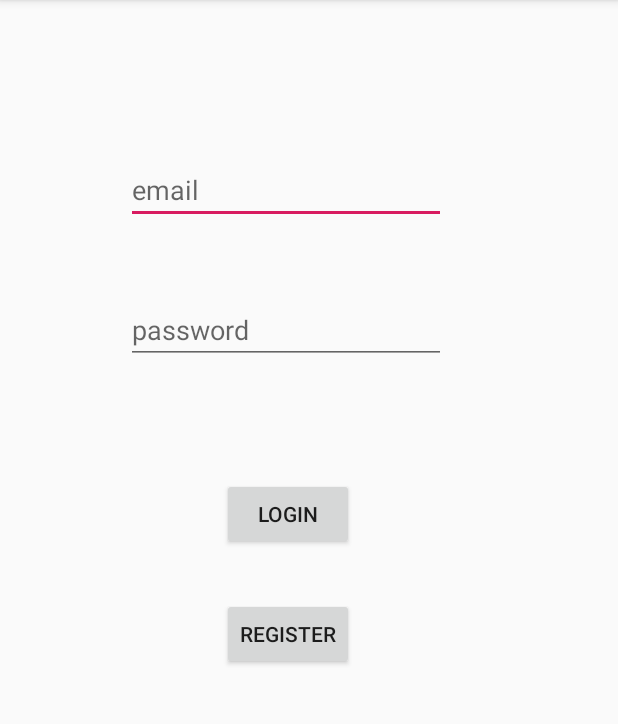
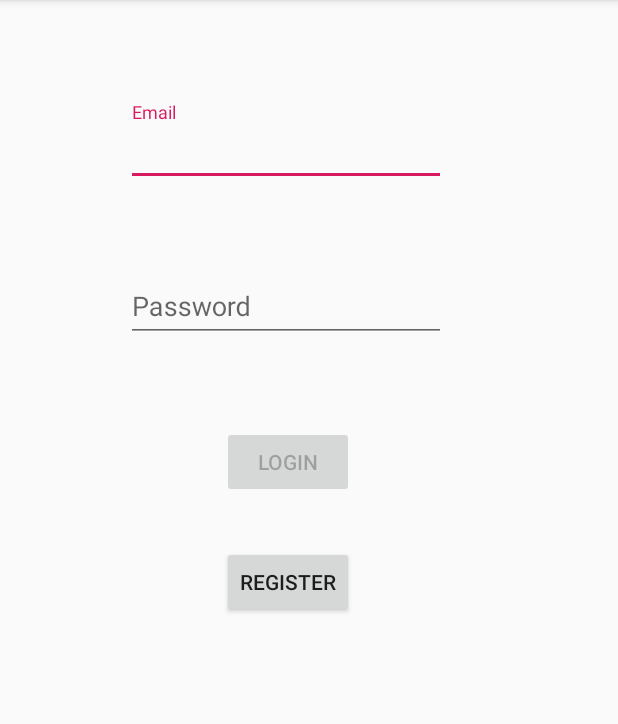
Before and after one commit to Davidgimenez1997/PlanFit, an Android app: the screen it shows after launch (FirstActivity), on a phone screen of 412 x 824 dp, the part 84-808 px from its top. Run offline under Robolectric (Android 15) with nearby library versions, the phone set to English and light mode, and no system bars; our stand-ins replace Firebase (no records; nobody signed in at launch, a user with empty details on screens opened directly).

Commit message:
Login y Registro

```diff
--- a/app/build.gradle
+++ b/app/build.gradle
@@ -32,6 +32,8 @@ dependencies {
     androidTestImplementation 'com.android.support.test:runner:1.0.2'
     androidTestImplementation 'com.android.support.test.espresso:espresso-core:3.0.2'
 
+    implementation 'com.android.support:design:28.0.0'
+
     implementation 'com.google.firebase:firebase-core:16.0.6'
     implementation 'com.google.firebase:firebase-auth:16.1.0'
     implementation 'com.google.firebase:firebase-auth:16.0.1'
--- a/app/src/main/java/com/utad/david/planfit/Fragments/RegisterFragment.java
+++ b/app/src/main/java/com/utad/david/planfit/Fragments/RegisterFragment.java
@@ -49,6 +49,8 @@ public class RegisterFragment extends Fragment {
         findViewById(view);
         onClickButtonBack();
         onClickButtonContinue();
+        emailRegister.setText("");
+        passwordRegister.setText("");
 
         return view;
     }
@@ -105,7 +107,6 @@ public class RegisterFragment extends Fragment {
 
 
     public interface OnFragmentInteractionListener {
-        // TODO: Update argument type and name
         void clickButtonContinue(String emailRegister,String passwordRegister);
         void clickButtonBack();
     }
--- a/app/src/main/res/layout/fragment_login.xml
+++ b/app/src/main/res/layout/fragment_login.xml
@@ -9,36 +9,53 @@
             android:layout_width="match_parent"
             android:layout_height="match_parent">
 
+        <android.support.design.widget.TextInputLayout
+                android:layout_width="wrap_content"
+                android:layout_height="wrap_content"
+                android:layout_marginTop="68dp"
+                app:layout_constraintTop_toTopOf="parent" app:layout_constraintStart_toStartOf="parent"
+                android:layout_marginStart="84dp" android:id="@+id/textInputLayout">
+
             <EditText
                     android:layout_width="wrap_content"
                     android:layout_height="wrap_content"
                     android:inputType="textEmailAddress"
                     android:ems="10"
-                android:hint="email"
-                android:id="@+id/emailLogin" android:layout_marginTop="104dp"
-                app:layout_constraintTop_toTopOf="parent" android:layout_marginStart="84dp"
-                app:layout_constraintStart_toStartOf="parent"/>
+                    android:hint="@string/email"
+                    android:id="@+id/emailLogin"/>
+        </android.support.design.widget.TextInputLayout>
+
+        <android.support.design.widget.TextInputLayout
+                android:layout_width="wrap_content"
+                android:layout_height="wrap_content"
+                android:layout_marginTop="48dp"
+                app:layout_constraintTop_toBottomOf="@+id/textInputLayout" app:layout_constraintStart_toStartOf="parent"
+                android:layout_marginStart="84dp" android:id="@+id/textInputLayout2">
+
             <EditText
                     android:layout_width="wrap_content"
                     android:layout_height="wrap_content"
                     android:inputType="textPassword"
                     android:ems="10"
-                android:hint="password"
-                android:id="@+id/passwordLogin" android:layout_marginTop="48dp"
-                app:layout_constraintTop_toBottomOf="@+id/emailLogin" android:layout_marginStart="84dp"
+                    android:hint="@string/password"
+                    android:id="@+id/passwordLogin"/>
+        </android.support.design.widget.TextInputLayout>
+
+        <Button
+                android:text="@string/login"
+                android:layout_width="wrap_content"
+                android:layout_height="wrap_content"
+                android:enabled="false"
+                android:id="@+id/buttonLogin"
+                android:layout_marginTop="56dp"
+                app:layout_constraintTop_toBottomOf="@+id/textInputLayout2" android:layout_marginStart="148dp"
                 app:layout_constraintStart_toStartOf="parent"/>
         <Button
-                android:text="Login"
+                android:text="@string/register"
                 android:layout_width="wrap_content"
                 android:layout_height="wrap_content"
-                android:id="@+id/buttonLogin" app:layout_constraintStart_toStartOf="parent"
-                android:layout_marginStart="148dp" android:layout_marginTop="76dp"
-                app:layout_constraintTop_toBottomOf="@+id/passwordLogin"/>
-        <Button
-                android:text="Register"
-                android:layout_width="wrap_content"
-                android:layout_height="wrap_content"
-                android:id="@+id/buttonRegister" android:layout_marginTop="32dp"
+                android:id="@+id/buttonRegister"
+                android:layout_marginTop="32dp"
                 app:layout_constraintTop_toBottomOf="@+id/buttonLogin" app:layout_constraintStart_toStartOf="parent"
                 android:layout_marginStart="148dp"/>
     </android.support.constraint.ConstraintLayout>
--- a/app/src/main/res/values/strings.xml
+++ b/app/src/main/res/values/strings.xml
@@ -1,6 +1,10 @@
 <resources>
     <string name="app_name">PlanFit</string>
+    <string name="email">Email</string>
+    <string name="password">Password</string>
+    <string name="login">Login</string>
+    <string name="register">Register</string>
 
-    <!-- TODO: Remove or change this placeholder text -->
-    <string name="hello_blank_fragment">Hello blank fragment</string>
+    <string name="err_email">incorrect e-mail</string>
+    <string name="err_password">password must have 6 characters</string>
 </resources>
```
Also changed, not shown: app/src/main/java/com/utad/david/planfit/Fragments/LoginFragment.java (+67 -10 lines), app/src/main/java/com/utad/david/planfit/Fragments/RegisterDetailsFragmet.java (+8 -13 lines). Lines whose indentation alone changed are shown as unchanged.
